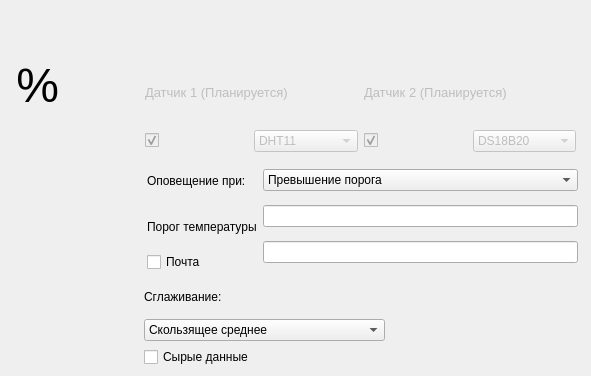
The window that maket.ui (Reggifer/Dip) describes before a commit, drawn with Qt 5; both pictures show x 556 to 1147 and y 0 to 376 of the 1147 by 677 pixel window.
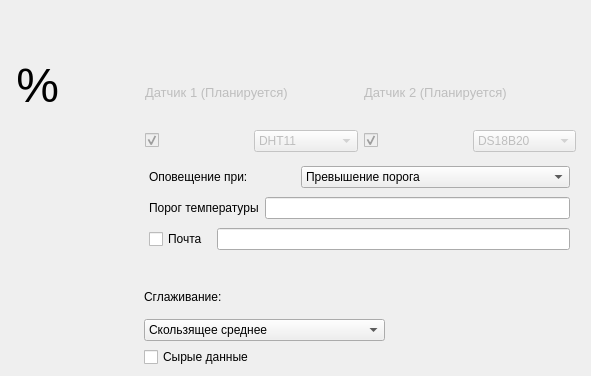
The same window after the commit. Icons and pictures are not drawn.

What changed in the file:
```diff
--- a/maket.ui
+++ b/maket.ui
@@ -274,70 +274,6 @@
      </item>
     </layout>
    </widget>
-   <widget class="QWidget" name="">
-    <property name="geometry">
-     <rect>
-      <x>703</x>
-      <y>161</y>
-      <width>431</width>
-      <height>111</height>
-     </rect>
-    </property>
-    <layout class="QHBoxLayout" name="horizontalLayout_6">
-     <item>
-      <layout class="QVBoxLayout" name="verticalLayout_3">
-       <item>
-        <widget class="QLabel" name="label_5">
-         <property name="text">
-          <string>Оповещение при:</string>
-         </property>
-        </widget>
-       </item>
-       <item>
-        <widget class="QLabel" name="label_6">
-         <property name="text">
-          <string>Порог температуры</string>
-         </property>
-        </widget>
-       </item>
-       <item>
-        <widget class="QCheckBox" name="checkBox_3">
-         <property name="text">
-          <string>Почта </string>
-         </property>
-        </widget>
-       </item>
-      </layout>
-     </item>
-     <item>
-      <layout class="QVBoxLayout" name="verticalLayout_4">
-       <item>
-        <widget class="QComboBox" name="comboBox_3">
-         <property name="enabled">
-          <bool>true</bool>
-         </property>
-         <item>
-          <property name="text">
-           <string>Превышение порога</string>
-          </property>
-         </item>
-         <item>
-          <property name="text">
-           <string>Резкое изменение данных (Планируется)</string>
-          </property>
-         </item>
-        </widget>
-       </item>
-       <item>
-        <widget class="QLineEdit" name="lineEdit_2"/>
-       </item>
-       <item>
-        <widget class="QLineEdit" name="lineEdit"/>
-       </item>
-      </layout>
-     </item>
-    </layout>
-   </widget>
    <widget class="QWidget" name="">
     <property name="geometry">
      <rect>
@@ -381,6 +317,74 @@
      </item>
     </layout>
    </widget>
+   <widget class="QWidget" name="">
+    <property name="geometry">
+     <rect>
+      <x>705</x>
+      <y>163</y>
+      <width>421</width>
+      <height>91</height>
+     </rect>
+    </property>
+    <layout class="QVBoxLayout" name="verticalLayout_3">
+     <item>
+      <layout class="QHBoxLayout" name="horizontalLayout_6">
+       <item>
+        <widget class="QLabel" name="label_5">
+         <property name="text">
+          <string>Оповещение при:</string>
+         </property>
+        </widget>
+       </item>
+       <item>
+        <widget class="QComboBox" name="comboBox_3">
+         <property name="enabled">
+          <bool>true</bool>
+         </property>
+         <item>
+          <property name="text">
+           <string>Превышение порога</string>
+          </property>
+         </item>
+         <item>
+          <property name="text">
+           <string>Резкое изменение данных (Планируется)</string>
+          </property>
+         </item>
+        </widget>
+       </item>
+      </layout>
+     </item>
+     <item>
+      <layout class="QHBoxLayout" name="horizontalLayout_7">
+       <item>
+        <widget class="QLabel" name="label_6">
+         <property name="text">
+          <string>Порог температуры</string>
+         </property>
+        </widget>
+       </item>
+       <item>
+        <widget class="QLineEdit" name="lineEdit_2"/>
+       </item>
+      </layout>
+     </item>
+     <item>
+      <layout class="QHBoxLayout" name="horizontalLayout_9">
+       <item>
+        <widget class="QCheckBox" name="checkBox_3">
+         <property name="text">
+          <string>Почта </string>
+         </property>
+        </widget>
+       </item>
+       <item>
+        <widget class="QLineEdit" name="lineEdit"/>
+       </item>
+      </layout>
+     </item>
+    </layout>
+   </widget>
   </widget>
   <widget class="QMenuBar" name="menubar">
    <property name="geometry">
```
